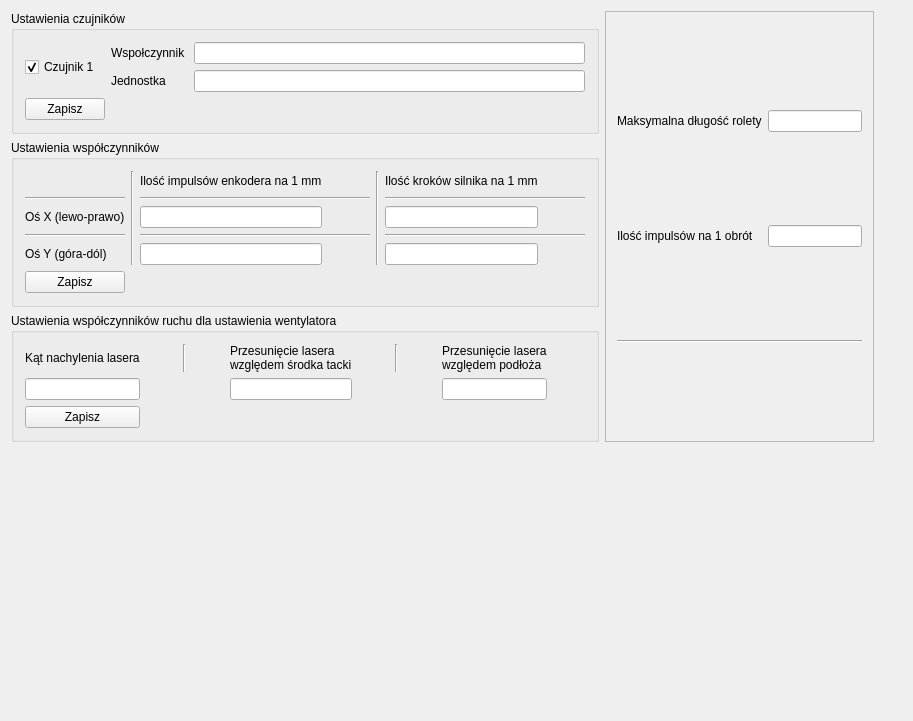
First picture: the form in PrzeplywomierzGUI/Serwis/mainwindow.ui, repository wiacekmarcin/StanowiskoOtwock, before the edit.
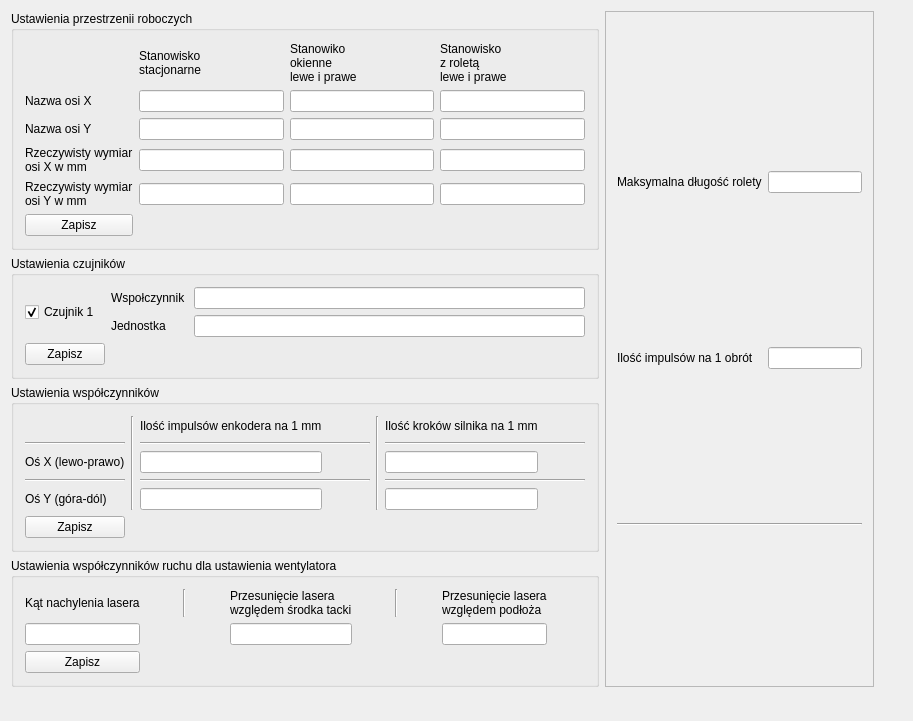
Second picture: the form after the edit.

Commit message: Serwis dodano konfiguracje wymiarów

Patch:
```diff
--- a/PrzeplywomierzGUI/Serwis/mainwindow.ui
+++ b/PrzeplywomierzGUI/Serwis/mainwindow.ui
@@ -15,20 +15,53 @@
   </property>
   <widget class="QWidget" name="centralWidget">
    <layout class="QGridLayout" name="gridLayout_2">
-    <item row="4" column="0">
-     <spacer name="verticalSpacer">
-      <property name="orientation">
-       <enum>Qt::Vertical</enum>
+    <item row="0" column="1" rowspan="4">
+     <widget class="QScrollArea" name="scrollArea">
+      <property name="widgetResizable">
+       <bool>true</bool>
       </property>
-      <property name="sizeHint" stdset="0">
-       <size>
-        <width>20</width>
-        <height>40</height>
-       </size>
-      </property>
-     </spacer>
+      <widget class="QWidget" name="scrollAreaWidgetContents">
+       <property name="geometry">
+        <rect>
+         <x>0</x>
+         <y>0</y>
+         <width>255</width>
+         <height>695</height>
+        </rect>
+       </property>
+       <layout class="QGridLayout" name="gridLayout_3">
+        <item row="0" column="1">
+         <widget class="QLineEdit" name="dlugoscRolety"/>
+        </item>
+        <item row="0" column="0">
+         <widget class="QLabel" name="ldlugoscrolety">
+          <property name="text">
+           <string>Maksymalna długość rolety</string>
+          </property>
+         </widget>
+        </item>
+        <item row="1" column="0">
+         <widget class="QLabel" name="limpuslyrolety">
+          <property name="text">
+           <string>Ilość impulsów na 1 obrót</string>
+          </property>
+         </widget>
+        </item>
+        <item row="1" column="1">
+         <widget class="QLineEdit" name="roletaImpObrot"/>
+        </item>
+        <item row="2" column="0" colspan="2">
+         <widget class="Line" name="line">
+          <property name="orientation">
+           <enum>Qt::Horizontal</enum>
+          </property>
+         </widget>
+        </item>
+       </layout>
+      </widget>
+     </widget>
     </item>
-    <item row="0" column="0">
+    <item row="1" column="0">
      <widget class="QGroupBox" name="groupBox">
       <property name="title">
        <string>Ustawienia czujników</string>
@@ -88,7 +121,7 @@
       </layout>
      </widget>
     </item>
-    <item row="2" column="0">
+    <item row="3" column="0">
      <widget class="QGroupBox" name="groupBoxWentylator">
       <property name="title">
        <string>Ustawienia współczynników ruchu dla ustawienia wentylatora</string>
@@ -215,7 +248,25 @@
       </layout>
      </widget>
     </item>
-    <item row="1" column="0">
+    <item row="1" column="2" rowspan="5">
+     <widget class="QFrame" name="frame_2">
+      <layout class="QGridLayout" name="gridLayout"/>
+     </widget>
+    </item>
+    <item row="5" column="0">
+     <spacer name="verticalSpacer">
+      <property name="orientation">
+       <enum>Qt::Vertical</enum>
+      </property>
+      <property name="sizeHint" stdset="0">
+       <size>
+        <width>20</width>
+        <height>40</height>
+       </size>
+      </property>
+     </spacer>
+    </item>
+    <item row="2" column="0">
      <widget class="QGroupBox" name="groupBoxMechanizm">
       <property name="title">
        <string>Ustawienia współczynników</string>
@@ -353,55 +404,112 @@
       </layout>
      </widget>
     </item>
-    <item row="0" column="2" rowspan="5">
-     <widget class="QFrame" name="frame_2">
-      <layout class="QGridLayout" name="gridLayout"/>
-     </widget>
-    </item>
-    <item row="0" column="1" rowspan="3">
-     <widget class="QScrollArea" name="scrollArea">
-      <property name="widgetResizable">
-       <bool>true</bool>
+    <item row="0" column="0">
+     <widget class="QGroupBox" name="groupBox_2">
+      <property name="title">
+       <string>Ustawienia przestrzenii roboczych</string>
       </property>
-      <widget class="QWidget" name="scrollAreaWidgetContents">
-       <property name="geometry">
-        <rect>
-         <x>0</x>
-         <y>0</y>
-         <width>369</width>
-         <height>355</height>
-        </rect>
-       </property>
-       <layout class="QGridLayout" name="gridLayout_3">
-        <item row="0" column="1">
-         <widget class="QLineEdit" name="dlugoscRolety"/>
-        </item>
-        <item row="0" column="0">
-         <widget class="QLabel" name="ldlugoscrolety">
-          <property name="text">
-           <string>Maksymalna długość rolety</string>
-          </property>
-         </widget>
-        </item>
-        <item row="1" column="0">
-         <widget class="QLabel" name="limpuslyrolety">
-          <property name="text">
-           <string>Ilość impulsów na 1 obrót</string>
-          </property>
-         </widget>
-        </item>
-        <item row="1" column="1">
-         <widget class="QLineEdit" name="roletaImpObrot"/>
-        </item>
-        <item row="2" column="0" colspan="2">
-         <widget class="Line" name="line">
-          <property name="orientation">
-           <enum>Qt::Horizontal</enum>
-          </property>
-         </widget>
-        </item>
-       </layout>
-      </widget>
+      <layout class="QGridLayout" name="gridLayout_4">
+       <item row="4" column="3">
+        <widget class="QLineEdit" name="roleta_osY_real"/>
+       </item>
+       <item row="2" column="1">
+        <widget class="QLineEdit" name="stac_osY_nazwa"/>
+       </item>
+       <item row="3" column="3">
+        <widget class="QLineEdit" name="roleta_osX_real"/>
+       </item>
+       <item row="3" column="1">
+        <widget class="QLineEdit" name="stac_osX_real"/>
+       </item>
+       <item row="4" column="2">
+        <widget class="QLineEdit" name="okno_osY_real"/>
+       </item>
+       <item row="1" column="2">
+        <widget class="QLineEdit" name="okno_osX_nazwa"/>
+       </item>
+       <item row="2" column="2">
+        <widget class="QLineEdit" name="okno_osY_nazwa"/>
+       </item>
+       <item row="2" column="0">
+        <widget class="QLabel" name="label_7">
+         <property name="text">
+          <string>Nazwa osi Y</string>
+         </property>
+        </widget>
+       </item>
+       <item row="1" column="3">
+        <widget class="QLineEdit" name="roleta_osX_nazwa"/>
+       </item>
+       <item row="1" column="1">
+        <widget class="QLineEdit" name="stac_osX_nazwa"/>
+       </item>
+       <item row="0" column="1">
+        <widget class="QLabel" name="label_3">
+         <property name="text">
+          <string>Stanowisko
+stacjonarne</string>
+         </property>
+        </widget>
+       </item>
+       <item row="3" column="0">
+        <widget class="QLabel" name="label_8">
+         <property name="text">
+          <string>Rzeczywisty wymiar
+osi X w mm</string>
+         </property>
+        </widget>
+       </item>
+       <item row="4" column="1">
+        <widget class="QLineEdit" name="stac_osY_real"/>
+       </item>
+       <item row="2" column="3">
+        <widget class="QLineEdit" name="roleta_osY_nazwa"/>
+       </item>
+       <item row="0" column="2">
+        <widget class="QLabel" name="label_4">
+         <property name="text">
+          <string>Stanowiko
+okienne
+lewe i prawe</string>
+         </property>
+        </widget>
+       </item>
+       <item row="4" column="0">
+        <widget class="QLabel" name="label_9">
+         <property name="text">
+          <string>Rzeczywisty wymiar
+osi Y w mm</string>
+         </property>
+        </widget>
+       </item>
+       <item row="1" column="0">
+        <widget class="QLabel" name="label_6">
+         <property name="text">
+          <string>Nazwa osi X</string>
+         </property>
+        </widget>
+       </item>
+       <item row="3" column="2">
+        <widget class="QLineEdit" name="okno_osX_real"/>
+       </item>
+       <item row="0" column="3">
+        <widget class="QLabel" name="label_5">
+         <property name="text">
+          <string>Stanowisko
+z roletą
+lewe i prawe</string>
+         </property>
+        </widget>
+       </item>
+       <item row="5" column="0">
+        <widget class="QPushButton" name="pbSaveWymiary">
+         <property name="text">
+          <string>Zapisz</string>
+         </property>
+        </widget>
+       </item>
+      </layout>
      </widget>
     </item>
    </layout>
```
Left out of the diff: 30 changed lines with no effect on the pictures. The commit also changes 4 other files.
